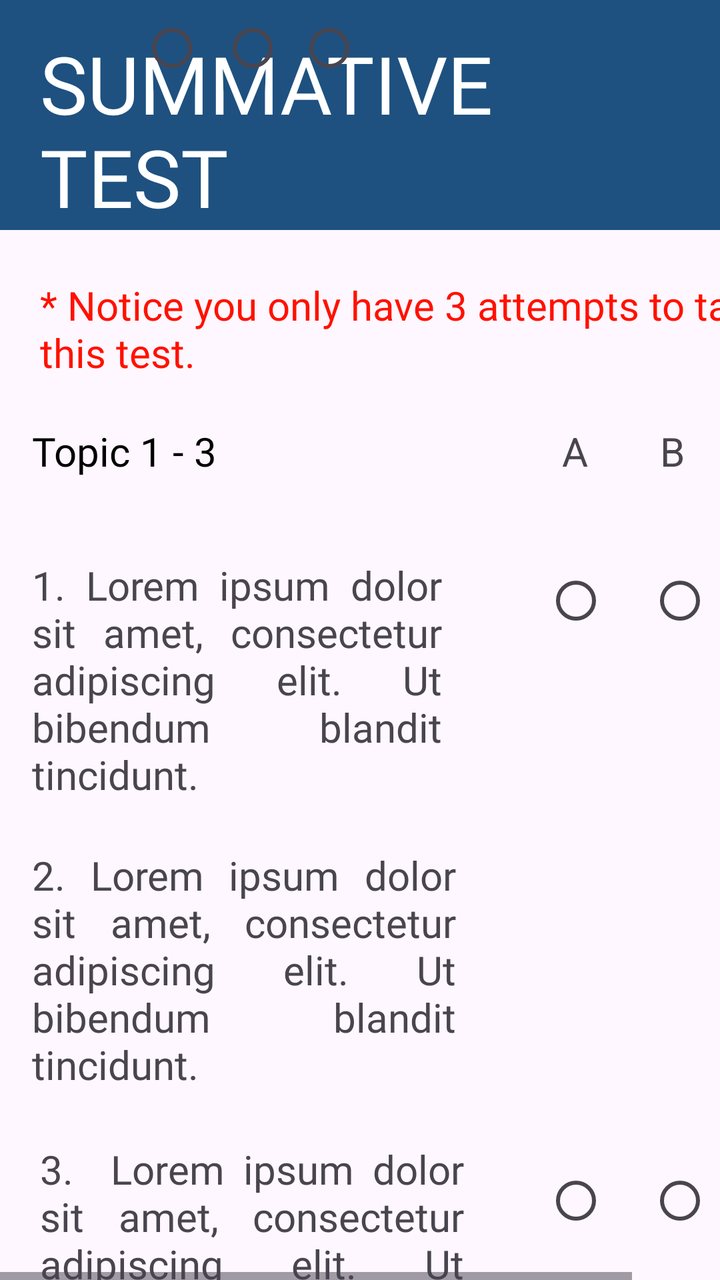
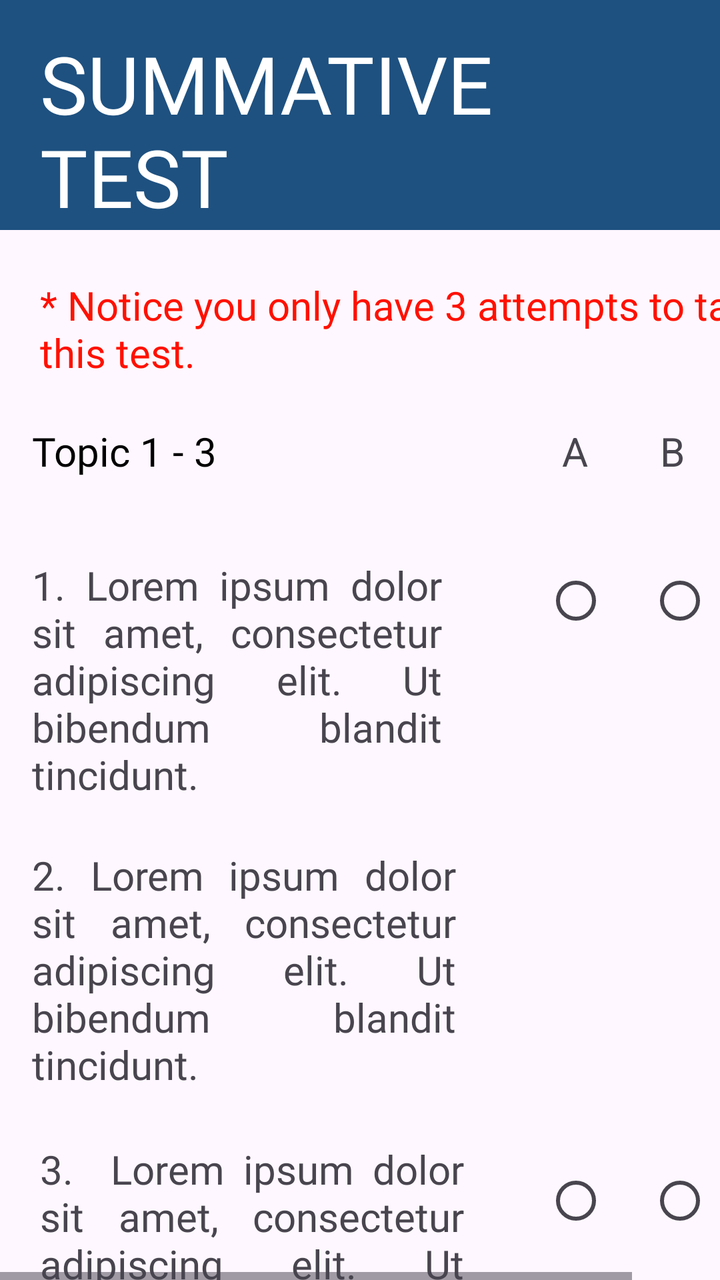

The first picture is an Android layout as it rendered before a commit; the second is the same layout after the commit. The layout source and the unified diff follow.
<!-- AndroidManifest.xml: application theme Theme.FinalsApplication -->
<!-- res/layout/user_test_page.xml -->
<?xml version="1.0" encoding="utf-8"?>
<HorizontalScrollView
    xmlns:android="http://schemas.android.com/apk/res/android"
    xmlns:app="http://schemas.android.com/apk/res-auto"
    xmlns:tools="http://schemas.android.com/tools"
    android:layout_width="match_parent"
    android:layout_height="match_parent"
    android:fillViewport="true"
    tools:layout_editor_absoluteX="1dp"
    tools:layout_editor_absoluteY="1dp">

    <androidx.constraintlayout.widget.ConstraintLayout
        android:layout_width="wrap_content"
        android:layout_height="wrap_content"
        tools:context=".AddLesson">


        <ScrollView
            android:layout_width="match_parent"
            android:layout_height="match_parent"
            android:fillViewport="true"
            tools:layout_editor_absoluteX="0dp"
            tools:layout_editor_absoluteY="16dp">

            <androidx.constraintlayout.widget.ConstraintLayout
                android:layout_width="match_parent"
                android:layout_height="wrap_content"
                tools:context=".AddLesson">

                <LinearLayout
                    android:id="@+id/linearLayout11"
                    android:layout_width="match_parent"
                    android:layout_height="wrap_content"
                    android:layout_alignParentTop="true"
                    android:background="#1e5180"
                    app:layout_constraintEnd_toEndOf="parent"
                    app:layout_constraintHorizontal_bias="0.0"
                    app:layout_constraintStart_toStartOf="parent"
                    app:layout_constraintTop_toTopOf="parent">

                    <TextView
                        android:id="@+id/textViewLesson1Test"
                        android:layout_width="390dp"
                        android:layout_height="wrap_content"
                        android:layout_marginStart="20dp"
                        android:layout_marginTop="15dp"
                        android:fontFamily="@font/roboto_bold"
                        android:text="SUMMATIVE
                    TEST"
                        android:textColor="@color/white"
                        android:textSize="40sp" />

                </LinearLayout>

                <TextView
                    android:id="@+id/textView2"
                    android:layout_width="367dp"
                    android:layout_height="53dp"
                    android:layout_marginStart="20dp"
                    android:layout_marginTop="24dp"
                    android:fontFamily="@font/roboto_regular"
                    android:text="* Notice you only have 3 attempts to take this test."
                    android:textColor="#FF1100"
                    android:textSize="20sp"
                    app:layout_constraintStart_toStartOf="parent"
                    app:layout_constraintTop_toBottomOf="@+id/linearLayout11" />

                <TextView
                    android:id="@+id/textViewTopic"
                    android:layout_width="wrap_content"
                    android:layout_height="wrap_content"
                    android:layout_marginStart="16dp"
                    android:layout_marginTop="20dp"
                    android:fontFamily="@font/roboto_black"
                    android:text="Topic 1 - 3"
                    android:textColor="@color/black"
                    android:textSize="20sp"
                    app:layout_constraintStart_toStartOf="parent"
                    app:layout_constraintTop_toBottomOf="@+id/textView2" />

                <TextView
                    android:id="@+id/textViewChoiceA"
                    android:layout_width="wrap_content"
                    android:layout_height="wrap_content"
                    android:layout_marginTop="20dp"
                    android:layout_marginEnd="116dp"
                    android:text="A"
                    android:textSize="20sp"
                    app:layout_constraintEnd_toEndOf="parent"
                    app:layout_constraintTop_toBottomOf="@+id/textView2" />

                <TextView
                    android:id="@+id/textViewChoiceB"
                    android:layout_width="17dp"
                    android:layout_height="33dp"
                    android:layout_marginStart="36dp"
                    android:layout_marginTop="20dp"
                    android:text="B"
                    android:textSize="20sp"
                    app:layout_constraintStart_toEndOf="@+id/textViewChoiceA"
                    app:layout_constraintTop_toBottomOf="@+id/textView2" />

                <TextView
                    android:id="@+id/textViewChoiceC"
                    android:layout_width="wrap_content"
                    android:layout_height="wrap_content"
                    android:layout_marginTop="20dp"
                    android:text="C"
                    android:textSize="20sp"
                    app:layout_constraintEnd_toEndOf="parent"
                    app:layout_constraintHorizontal_bias="0.614"
                    app:layout_constraintStart_toEndOf="@+id/textViewChoiceB"
                    app:layout_constraintTop_toBottomOf="@+id/textView2" />


                <TextView
                    android:id="@+id/textViewQ1"
                    android:layout_width="205dp"
                    android:layout_height="121dp"
                    android:layout_marginStart="16dp"
                    android:layout_marginTop="40dp"
                    android:fontFamily="@font/roboto_regular"
                    android:justificationMode="inter_word"
                    android:text="1. Lorem ipsum dolor sit amet, consectetur adipiscing elit. Ut bibendum blandit tincidunt."
                    android:textSize="20sp"
                    app:layout_constraintStart_toStartOf="parent"
                    app:layout_constraintTop_toBottomOf="@+id/textViewTopic" />

                <RadioButton
                    android:id="@+id/radioButtonA1"
                    android:layout_width="33dp"
                    android:layout_height="41dp"
                    android:layout_marginStart="272dp"
                    android:layout_marginTop="280dp"
                    app:layout_constraintStart_toStartOf="parent"
                    app:layout_constraintTop_toTopOf="parent" />

                <RadioButton
                    android:id="@+id/radioButtonB1"
                    android:layout_width="33dp"
                    android:layout_height="41dp"
                    android:layout_marginStart="324dp"
                    android:layout_marginTop="280dp"
                    app:layout_constraintStart_toStartOf="parent"
                    app:layout_constraintTop_toTopOf="parent" />


                <RadioButton
                    android:id="@+id/radioButtonC1"
                    android:layout_width="33dp"
                    android:layout_height="41dp"
                    android:layout_marginStart="364dp"
                    android:layout_marginTop="280dp"
                    app:layout_constraintStart_toStartOf="parent"
                    app:layout_constraintTop_toTopOf="parent" />

                <TextView
                    android:id="@+id/textViewQ2"
                    android:layout_width="212dp"
                    android:layout_height="119dp"
                    android:layout_marginStart="16dp"
                    android:layout_marginTop="24dp"
                    android:fontFamily="@font/roboto_regular"
                    android:justificationMode="inter_word"
                    android:text="2. Lorem ipsum dolor sit amet, consectetur adipiscing elit. Ut bibendum blandit tincidunt."
                    android:textSize="20sp"
                    app:layout_constraintStart_toStartOf="parent"
                    app:layout_constraintTop_toBottomOf="@+id/textViewQ1" />

                <RadioGroup
                    android:id="@+id/radio_group1"
                    android:layout_width="match_parent"
                    android:layout_height="wrap_content"
                    android:orientation="horizontal">

                    <RadioButton
                        android:id="@+id/radioButtonA1"
                        android:layout_width="wrap_content"
                        android:layout_height="wrap_content"
                        android:layout_marginLeft="70dp"
                        />


                    <RadioButton
                        android:id="@+id/radioButtonB1"
                        android:layout_width="wrap_content"
                        android:layout_height="wrap_content"
                        android:layout_marginLeft="-8dp"
                        />

                    <RadioButton
                        android:id="@+id/radioButtonC1"
                        android:layout_width="wrap_content"
                        android:layout_height="wrap_content"
                        android:layout_marginLeft="-10dp"
                        />
                </RadioGroup>

                <TextView
                    android:id="@+id/textViewQ3"
                    android:layout_width="212dp"
                    android:layout_height="120dp"

                    android:layout_marginStart="20dp"
                    android:layout_marginTop="28dp"
                    android:fontFamily="@font/roboto_regular"
                    android:justificationMode="inter_word"
                    android:text="3.  Lorem ipsum dolor sit amet, consectetur adipiscing elit. Ut bibendum blandit tincidunt."
                    android:textSize="20sp"
                    app:layout_constraintStart_toStartOf="parent"
                    app:layout_constraintTop_toBottomOf="@+id/textViewQ2" />

                <RadioButton
                    android:id="@+id/radioButtonA3"
                    android:layout_width="33dp"
                    android:layout_height="41dp"
                    android:layout_marginStart="272dp"
                    android:layout_marginTop="580dp"
                    app:layout_constraintStart_toStartOf="parent"
                    app:layout_constraintTop_toTopOf="parent" />

                <RadioButton
                    android:id="@+id/radioButtonB3"
                    android:layout_width="33dp"
                    android:layout_height="41dp"
                    android:layout_marginStart="324dp"
                    android:layout_marginTop="580dp"
                    app:layout_constraintStart_toStartOf="parent"
                    app:layout_constraintTop_toTopOf="parent" />

                <RadioButton
                    android:id="@+id/radioButtonC3"
                    android:layout_width="33dp"
                    android:layout_height="41dp"
                    android:layout_marginStart="368dp"
                    android:layout_marginTop="580dp"
                    app:layout_constraintStart_toStartOf="parent"
                    app:layout_constraintTop_toTopOf="parent" />

                <TextView
                    android:id="@+id/textViewQ4"
                    android:layout_width="222dp"
                    android:layout_height="121dp"
                    android:layout_marginStart="20dp"
                    android:layout_marginTop="20dp"
                    android:fontFamily="@font/roboto_regular"
                    android:justificationMode="inter_word"
                    android:text="4. Lorem ipsum dolor sit amet, consectetur adipiscing elit. Ut bibendum blandit tincidunt."
                    android:textSize="20sp"
                    app:layout_constraintStart_toStartOf="parent"
                    app:layout_constraintTop_toBottomOf="@+id/textViewQ3" />

                <RadioButton
                    android:id="@+id/radioButtonA4"
                    android:layout_width="33dp"
                    android:layout_height="41dp"
                    android:layout_marginStart="280dp"
                    android:layout_marginTop="720dp"
                    app:layout_constraintStart_toStartOf="parent"
                    app:layout_constraintTop_toTopOf="parent" />

                <RadioButton
                    android:id="@+id/radioButtonB4"
                    android:layout_width="33dp"
                    android:layout_height="41dp"
                    android:layout_marginStart="332dp"
                    android:layout_marginTop="720dp"
                    app:layout_constraintStart_toStartOf="parent"
                    app:layout_constraintTop_toTopOf="parent" />

                <RadioButton
                    android:id="@+id/radioButtonC4"
                    android:layout_width="33dp"
                    android:layout_height="41dp"
                    android:layout_marginStart="376dp"
                    android:layout_marginTop="720dp"
                    app:layout_constraintStart_toStartOf="parent"
                    app:layout_constraintTop_toTopOf="parent" />

                <TextView
                    android:id="@+id/textViewQ5"
                    android:layout_width="226dp"
                    android:layout_height="133dp"
                    android:layout_marginStart="20dp"
                    android:layout_marginTop="20dp"
                    android:fontFamily="@font/roboto_regular"
                    android:justificationMode="inter_word"
                    android:text="5. Lorem ipsum dolor sit amet, consectetur adipiscing elit. Ut bibendum blandit tincidunt."
                    android:textSize="20sp"
                    app:layout_constraintStart_toStartOf="parent"
                    app:layout_constraintTop_toBottomOf="@+id/textViewQ4" />

                <RadioButton
                    android:id="@+id/radioButtonA5"
                    android:layout_width="33dp"
                    android:layout_height="41dp"
                    android:layout_marginStart="272dp"
                    android:layout_marginTop="860dp"
                    app:layout_constraintStart_toStartOf="parent"
                    app:layout_constraintTop_toTopOf="parent" />

                <RadioButton
                    android:id="@+id/radioButtonB5"
                    android:layout_width="33dp"
                    android:layout_height="41dp"
                    android:layout_marginStart="328dp"
                    android:layout_marginTop="860dp"
                    app:layout_constraintStart_toStartOf="parent"
                    app:layout_constraintTop_toTopOf="parent" />

                <RadioButton
                    android:id="@+id/radioButtonC5"
                    android:layout_width="33dp"
                    android:layout_height="41dp"
                    android:layout_marginStart="368dp"
                    android:layout_marginTop="860dp"
                    app:layout_constraintStart_toStartOf="parent"
                    app:layout_constraintTop_toTopOf="parent" />

                <LinearLayout
                    android:layout_width="404dp"
                    android:layout_height="89dp"
                    android:layout_alignParentBottom="true"
                    android:layout_marginTop="30dp"
                    android:background="#a8b4d8"
                    app:layout_constraintBottom_toBottomOf="parent"
                    app:layout_constraintEnd_toEndOf="parent"
                    app:layout_constraintTop_toBottomOf="@+id/textViewQ5"
                    app:layout_constraintVertical_bias="1.0">


                    <Button
                        android:id="@+id/buttonSubmitVT1"
                        android:layout_width="wrap_content"
                        android:layout_height="wrap_content"
                        android:layout_marginStart="290dp"
                        android:layout_marginTop="25dp"
                        android:background="@drawable/rounded_button"
                        android:fontFamily="@font/roboto_light"
                        android:scaleType="fitCenter"
                        android:text="Submit"
                        android:textColor="@color/white"
                        app:backgroundTint="#1e5180" />

                    <ImageButton
                        android:id="@+id/imageButtonBackVT1"
                        android:layout_width="76dp"
                        android:layout_height="wrap_content"
                        android:layout_marginStart="-360dp"
                        android:background="?android:attr/selectableItemBackground"
                        android:scaleType="fitCenter"
                        android:src="@drawable/arrowleft" />

                </LinearLayout>


            </androidx.constraintlayout.widget.ConstraintLayout>
        </ScrollView>
    </androidx.constraintlayout.widget.ConstraintLayout>
</HorizontalScrollView>
<!-- resources referenced by this layout -->
<resources>
  <color name="black">#000000</color>
  <color name="white">#FFFFFFFF</color>
  <!-- drawable arrowleft: png bitmap (drawable, 16559 bytes) -->
  <!-- drawable rounded_button (drawable) -->
  <?xml version="1.0" encoding="utf-8"?>
  <layer-list xmlns:android="http://schemas.android.com/apk/res/android">
  
      <item>
          <shape>
              <corners android:radius="51dp" /> 
              <solid android:color="#1e5180" />
          </shape>
      </item>
  
      <item android:left="51dp">
          <shape>
              <solid android:color="#1e5180" />
              <corners android:radius="51dp" /> 
              <corners android:topRightRadius="51dp"
                  android:topLeftRadius="51dp"
                  android:bottomRightRadius="51dp"
                  android:bottomLeftRadius="51dp"/>
          </shape>
      </item>
  
      <item>
          <shape>
              
              <corners android:radius="51dp" /> 
              <solid android:color="@android:color/transparent" />
              <stroke
                  android:width="1dp"
                  android:color="#1e5180" />
          </shape>
      </item>
  </layer-list>
  <style name="Theme.FinalsApplication" parent="Base.Theme.FinalsApplication" />
  <style name="Base.Theme.FinalsApplication" parent="Theme.Material3.DayNight.NoActionBar">
          
          
          <item name="android:statusBarColor">#00000000</item>
      </style>
</resources>

<!-- the commit's change to res/layout/user_test_page.xml (unified diff, before → after) -->
@@ -166,35 +166,6 @@
                     android:textSize="20sp"
                     app:layout_constraintStart_toStartOf="parent"
                     app:layout_constraintTop_toBottomOf="@+id/textViewQ1" />
-
-                <RadioGroup
-                    android:id="@+id/radio_group1"
-                    android:layout_width="match_parent"
-                    android:layout_height="wrap_content"
-                    android:orientation="horizontal">
-
-                    <RadioButton
-                        android:id="@+id/radioButtonA1"
-                        android:layout_width="wrap_content"
-                        android:layout_height="wrap_content"
-                        android:layout_marginLeft="70dp"
-                        />
-
-
-                    <RadioButton
-                        android:id="@+id/radioButtonB1"
-                        android:layout_width="wrap_content"
-                        android:layout_height="wrap_content"
-                        android:layout_marginLeft="-8dp"
-                        />
-
-                    <RadioButton
-                        android:id="@+id/radioButtonC1"
-                        android:layout_width="wrap_content"
-                        android:layout_height="wrap_content"
-                        android:layout_marginLeft="-10dp"
-                        />
-                </RadioGroup>
 
                 <TextView
                     android:id="@+id/textViewQ3"
